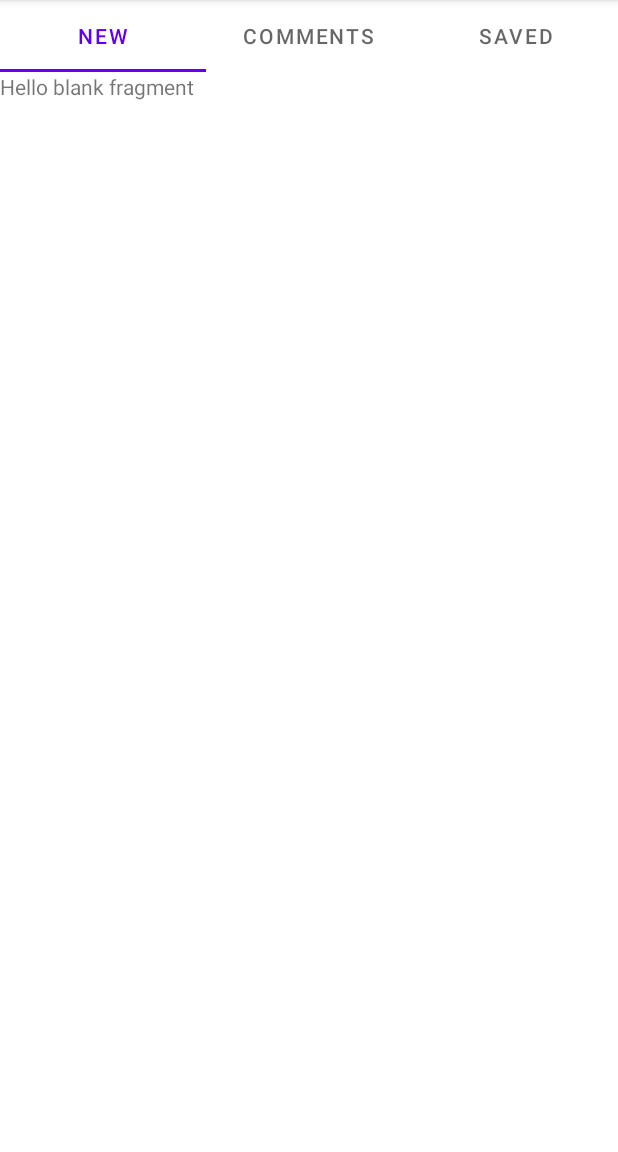
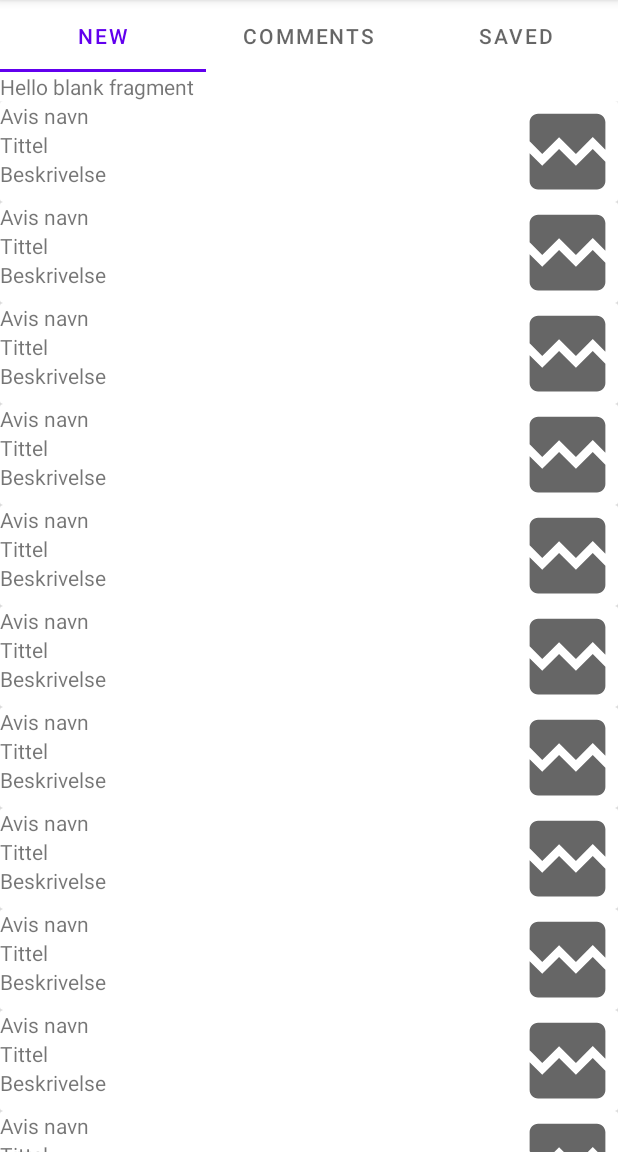
Before and after one commit to Aleksander00/NyhetsApp, an Android app: the MainFragment screen opened through its navigation route, on a phone screen of 412 x 824 dp, the part 84-1236 px from its top. Run offline under Robolectric (Android 15) with nearby library versions, the phone set to English and light mode, and no system bars; our stand-ins replace data binding, navigation-ui.

Commit message:
RecycleView list med placeholder data, (API kall WIP)

```diff
--- a/app/src/main/AndroidManifest.xml
+++ b/app/src/main/AndroidManifest.xml
@@ -1,7 +1,7 @@
 <?xml version="1.0" encoding="utf-8"?>
 <manifest xmlns:android="http://schemas.android.com/apk/res/android"
     package="com.example.nyhetsapp">
-
+    <uses-permission android:name="android.permission.INTERNET" />
     <application
         android:allowBackup="true"
         android:icon="@mipmap/ic_launcher"
--- /dev/null
+++ b/app/src/main/java/com/example/nyhetsapp/NewsAdapter.kt
@@ -0,0 +1,53 @@
+package com.example.nyhetsapp
+
+import android.view.LayoutInflater
+import android.view.View
+import android.view.ViewGroup
+import android.widget.ImageView
+import android.widget.TextView
+import androidx.recyclerview.widget.RecyclerView
+import org.w3c.dom.Text
+
+class NewsAdapter(private val mList: List<NewsListModel>) :
+    RecyclerView.Adapter<NewsAdapter.ViewHolder>() {
+
+    // create new views
+    override fun onCreateViewHolder(parent: ViewGroup, viewType: Int): ViewHolder {
+        // inflates the card_view_design view
+        // that is used to hold list item
+        val view = LayoutInflater.from(parent.context)
+            .inflate(R.layout.news_list_item, parent, false)
+
+        return ViewHolder(view)
+    }
+
+    // binds the list items to a view
+    override fun onBindViewHolder(holder: ViewHolder, position: Int) {
+
+        val NewsListModel = mList[position]
+
+        holder.source.text = NewsListModel.avis_navn
+        holder.title.text = NewsListModel.tittel
+        holder.desc.text = NewsListModel.beskrivelse
+        holder.image.setImageResource(NewsListModel.bilde)
+
+        // sets the image to the imageview from our itemHolder class
+       // holder.imageView.setImageResource(ItemsViewModel.image)
+
+
+    }
+
+    // return the number of the items in the list
+    override fun getItemCount(): Int {
+        return mList.size
+    }
+
+    // Holds the views for adding it to image and text
+    class ViewHolder(ItemView: View) : RecyclerView.ViewHolder(ItemView) {
+        val source: TextView = itemView.findViewById(R.id.source)
+        val title: TextView = itemView.findViewById(R.id.title)
+        val desc: TextView = itemView.findViewById(R.id.description)
+        val image: ImageView = itemView.findViewById(R.id.thumbnail)
+       // val imageView: ImageView = itemView.findViewById(R.id.imageview)
+    }
+}
--- /dev/null
+++ b/app/src/main/java/com/example/nyhetsapp/NewsListModel.kt
@@ -0,0 +1,12 @@
+package com.example.nyhetsapp
+
+data class NewsListModel(
+    val artikkel_id: String,
+    val tittel: String,
+    val beskrivelse: String,
+    val link: String,
+    val tidspunkt: String,
+    val avis_navn: String,
+    val antall_kmt: String,
+    val bilde: Int
+)
--- /dev/null
+++ b/app/src/main/java/com/example/nyhetsapp/RecycleViewFragment.kt
@@ -0,0 +1,46 @@
+package com.example.nyhetsapp
+
+import android.os.Bundle
+import androidx.fragment.app.Fragment
+import android.view.LayoutInflater
+import android.view.View
+import android.view.ViewGroup
+import androidx.recyclerview.widget.LinearLayoutManager
+import androidx.recyclerview.widget.RecyclerView
+
+
+class RecycleViewFragment : Fragment() {
+
+
+    override fun onCreateView(
+        inflater: LayoutInflater, container: ViewGroup?,
+        savedInstanceState: Bundle?
+    ): View? {
+
+        val rootView = inflater.inflate(R.layout.fragment_recycle_view, container, false)
+        val recyclerview = rootView.findViewById<RecyclerView>(R.id.news_list)
+        recyclerview?.layoutManager =
+            LinearLayoutManager(context, LinearLayoutManager.VERTICAL, false)
+        val data = ArrayList<NewsListModel>()
+        for (i in 1..20) {
+            data.add(
+                NewsListModel(
+                    "Avisnavn",
+                    "Tittel",
+                    "Beskrivelse",
+                    "",
+                    "",
+                    "Avis navn",
+                    "",
+                    R.drawable.ic_baseline_broken_image_24
+                )
+            )
+        }
+        val adapter = NewsAdapter(data)
+        recyclerview?.adapter = adapter
+        return rootView
+        // Inflate the layout for this fragment
+        //return inflater.inflate(R.layout.fragment_recycle_view, container, false)
+    }
+
+}
--- /dev/null
+++ b/app/src/main/res/drawable/ic_baseline_broken_image_24.xml
@@ -0,0 +1,10 @@
+<vector xmlns:android="http://schemas.android.com/apk/res/android"
+    android:width="24dp"
+    android:height="24dp"
+    android:viewportWidth="24"
+    android:viewportHeight="24"
+    android:tint="?attr/colorControlNormal">
+  <path
+      android:fillColor="@android:color/white"
+      android:pathData="M21,5v6.59l-3,-3.01 -4,4.01 -4,-4 -4,4 -3,-3.01L3,5c0,-1.1 0.9,-2 2,-2h14c1.1,0 2,0.9 2,2zM18,11.42l3,3.01L21,19c0,1.1 -0.9,2 -2,2L5,21c-1.1,0 -2,-0.9 -2,-2v-6.58l3,2.99 4,-4 4,4 4,-3.99z"/>
+</vector>
--- a/app/src/main/res/layout/fragment_main.xml
+++ b/app/src/main/res/layout/fragment_main.xml
@@ -37,27 +37,27 @@
             android:orientation="vertical">
 
             <com.google.android.material.tabs.TabLayout
+                android:id="@+id/tab_layout"
                 android:layout_width="match_parent"
-                    android:layout_height="wrap_content"
-                    android:id="@+id/tab_layout">
+                android:layout_height="wrap_content">
 
                 <com.google.android.material.tabs.TabItem
+                    android:id="@+id/new_tab"
                     android:layout_width="wrap_content"
                     android:layout_height="wrap_content"
-                        android:text="@string/new_"
-                        android:id="@+id/new_tab"/>
+                    android:text="@string/new_" />
 
                 <com.google.android.material.tabs.TabItem
+                    android:id="@+id/comments_tab"
                     android:layout_width="wrap_content"
                     android:layout_height="wrap_content"
-                        android:text="@string/comments"
-                        android:id="@+id/comments_tab"/>
+                    android:text="@string/comments" />
 
                 <com.google.android.material.tabs.TabItem
+                    android:id="@+id/saved_tab"
                     android:layout_width="wrap_content"
                     android:layout_height="wrap_content"
-                        android:text="@string/saved"
-                        android:id="@+id/saved_tab"/>
+                    android:text="@string/saved" />
 
             </com.google.android.material.tabs.TabLayout>
 
@@ -66,9 +66,23 @@
                 android:layout_width="match_parent"
                 android:layout_height="wrap_content"
                 android:text="@string/hello_blank_fragment" />
+
+            <!--<androidx.recyclerview.widget.RecyclerView
+                android:id="@+id/news_list"
+                android:layout_width="match_parent"
+                android:layout_height="wrap_content"
+                app:layoutManager="androidx.recyclerview.widget.LinearLayoutManager"
+                tools:listitem="@layout/news_list_item" /> -->
+
+            <androidx.fragment.app.FragmentContainerView
+                android:id="@+id/recycleview_container"
+                android:name="com.example.nyhetsapp.RecycleViewFragment"
+                android:layout_width="match_parent"
+                android:layout_height="match_parent" />
+
+
         </LinearLayout>
     </androidx.drawerlayout.widget.DrawerLayout>
 
 
-
 </layout>
--- /dev/null
+++ b/app/src/main/res/layout/fragment_recycle_view.xml
@@ -0,0 +1,16 @@
+<?xml version="1.0" encoding="utf-8"?>
+<LinearLayout xmlns:android="http://schemas.android.com/apk/res/android"
+    xmlns:tools="http://schemas.android.com/tools"
+    android:layout_width="match_parent"
+    android:layout_height="match_parent"
+    android:orientation="vertical"
+    tools:context=".RecycleViewFragment">
+
+
+    <androidx.recyclerview.widget.RecyclerView
+        android:id="@+id/news_list"
+        android:layout_width="match_parent"
+        android:layout_height="wrap_content"
+        tools:listitem="@layout/news_list_item" />
+
+</LinearLayout>
--- /dev/null
+++ b/app/src/main/res/layout/news_list_item.xml
@@ -0,0 +1,53 @@
+<?xml version="1.0" encoding="utf-8"?>
+<layout xmlns:android="http://schemas.android.com/apk/res/android"
+    xmlns:tools="http://schemas.android.com/tools"
+    android:id="@+id/coordinatorLayout"
+    android:orientation="horizontal">
+
+    <androidx.cardview.widget.CardView
+        android:layout_width="match_parent"
+        android:layout_height="wrap_content">
+    <LinearLayout
+        android:layout_width="match_parent"
+        android:layout_height="wrap_content"
+        android:orientation="horizontal">
+
+        <LinearLayout
+            android:layout_width="0dp"
+            android:layout_height="match_parent"
+            android:layout_weight="1"
+            android:orientation="vertical">
+
+            <androidx.appcompat.widget.AppCompatTextView
+                android:id="@+id/source"
+                android:layout_width="wrap_content"
+                android:layout_height="wrap_content"
+                android:text="@string/source"
+                tools:text="@string/source"/>
+
+            <androidx.appcompat.widget.AppCompatTextView
+                android:id="@+id/title"
+                android:layout_width="wrap_content"
+                android:layout_height="wrap_content"
+                android:text="@string/title"
+                tools:text="@string/title"/>
+
+            <androidx.appcompat.widget.AppCompatTextView
+                android:id="@+id/description"
+                android:layout_width="wrap_content"
+                android:layout_height="wrap_content"
+                android:text="@string/description"
+                tools:text="@string/description"/>
+
+        </LinearLayout>
+
+        <androidx.appcompat.widget.AppCompatImageView
+            android:id="@+id/thumbnail"
+            android:layout_width="67dp"
+            android:layout_height="67dp"
+            android:contentDescription="@string/thumbnail"
+            android:scaleType="fitCenter"
+            android:src="@drawable/ic_baseline_broken_image_24" />
+    </LinearLayout>
+    </androidx.cardview.widget.CardView>
+</layout>
--- a/app/src/main/res/values/strings.xml
+++ b/app/src/main/res/values/strings.xml
@@ -24,4 +24,8 @@
     <string name="darkmode">Darkmode</string>
     <!-- TODO: Remove or change this placeholder text -->
     <string name="hello_blank_fragment">Hello blank fragment</string>
+    <string name="description">Description</string>
+    <string name="title">Title</string>
+    <string name="source">Source</string>
+    <string name="thumbnail">Thumbnail</string>
 </resources>
```
Also changed, not shown: app/build.gradle (+17 -0 lines), app/src/main/java/com/example/nyhetsapp/MainFragment.kt (+9 -1 lines), app/src/main/java/com/example/nyhetsapp/network/News.kt (added, +12 -0 lines), app/src/main/java/com/example/nyhetsapp/network/NewsApi.kt (added, +29 -0 lines), app/src/main/java/com/example/nyhetsapp/news/BindingAdapter.kt (added, +32 -0 lines), app/src/main/java/com/example/nyhetsapp/news/NewsListAdapter.kt (added, +41 -0 lines), app/src/main/java/com/example/nyhetsapp/news/NewsViewModel.kt (added, +33 -0 lines). Lines whose indentation alone changed are shown as unchanged.
